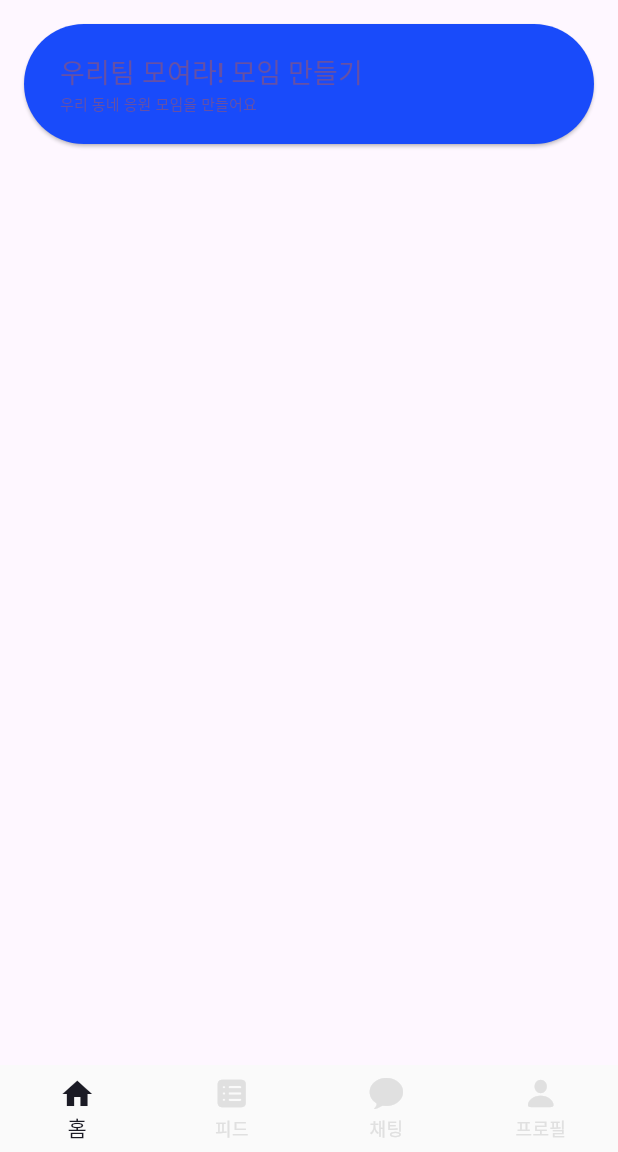
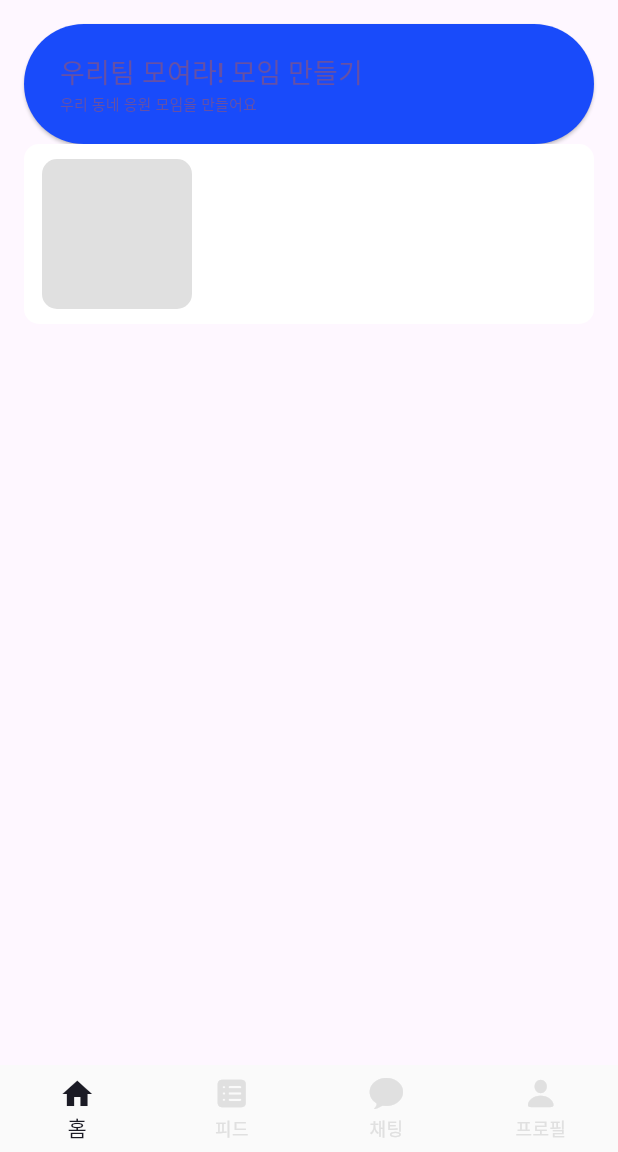
Before and after one commit to Team-Whistle/Whistle-FE, a Flutter app: the screen it shows after launch, on a phone screen of 412 x 824 dp, the part 84-1236 px from its top. Run offline on Flutter 3.47's test engine with Material 3 defaults, Android fonts, the phone set to English and light mode, and no system bars; our stand-ins replace flutter_dotenv; missing offline and left inert: kakao_flutter_sdk_user.

Commit message:
list item

```diff
--- /dev/null
+++ b/flutter_whistle/lib/component/gathering_list_item.dart
@@ -0,0 +1,32 @@
+import 'package:flutter/material.dart';
+
+class GatheringListItem extends StatelessWidget {
+  const GatheringListItem({super.key});
+
+  @override
+  Widget build(BuildContext context) {
+    return Container(
+      padding: EdgeInsets.symmetric(
+        horizontal: 12,
+      ),
+      width: double.infinity,
+      height: 120,
+      decoration: BoxDecoration(
+        color: Colors.white,
+        borderRadius: BorderRadius.circular(10),
+      ),
+      child: Row(
+        children: [
+          Container(
+            width: 100,
+            height: 100,
+            decoration: BoxDecoration(
+              color: Colors.grey[300],
+              borderRadius: BorderRadius.circular(10),
+            ),
+          ),
+        ],
+      ),
+    );
+  }
+}
--- a/flutter_whistle/lib/screen/home_screen.dart
+++ b/flutter_whistle/lib/screen/home_screen.dart
@@ -1,4 +1,5 @@
 import 'package:flutter/material.dart';
+import 'package:flutter_whistle/component/gathering_list_item.dart';
 import 'package:flutter_whistle/component/gathering_room_create_button.dart';
 
 class HomeScreen extends StatelessWidget {
@@ -14,6 +15,7 @@ class HomeScreen extends StatelessWidget {
             child: Column(
               children: [
                 GatheringRoomCreateButton(),
+                GatheringListItem(),
               ],
             ),
           ),
```
